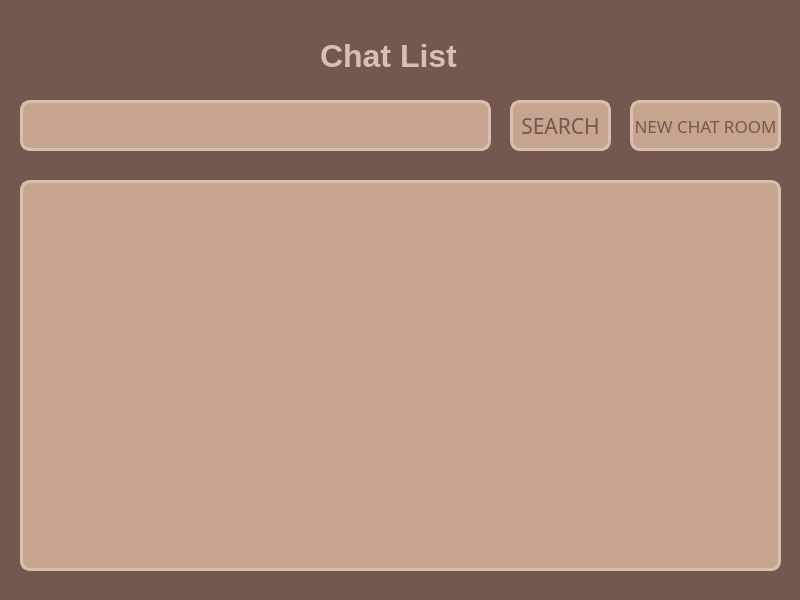
Above: ClientApp/chatlistwidget.ui from hyeonjeong1234/qt-chat-project before the change. Below: the same form after it.
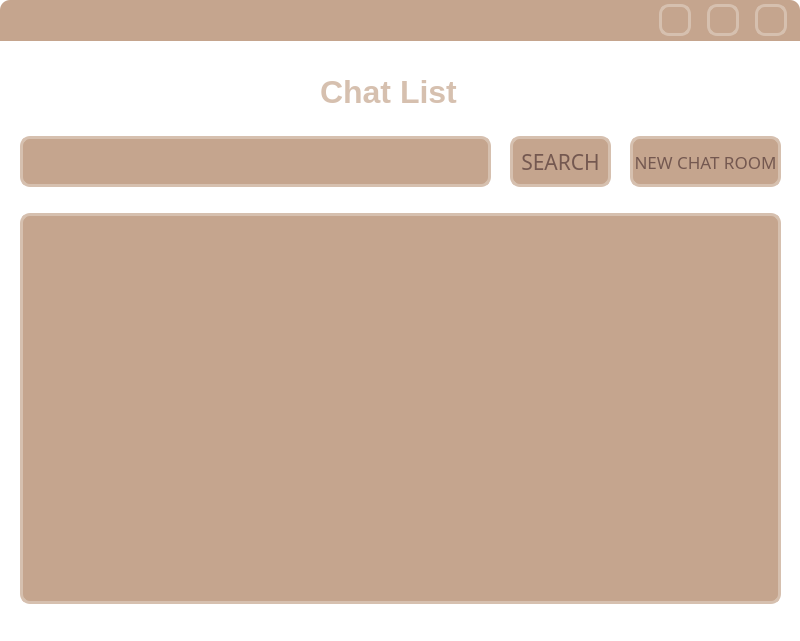
That is the form after the change.

Diff of the .ui file:
```diff
--- a/ClientApp/chatlistwidget.ui
+++ b/ClientApp/chatlistwidget.ui
@@ -7,20 +7,20 @@
     <x>0</x>
     <y>0</y>
     <width>800</width>
-    <height>600</height>
+    <height>641</height>
    </rect>
   </property>
   <property name="windowTitle">
    <string>Form</string>
   </property>
   <property name="styleSheet">
-   <string notr="true">background-color: rgb(116, 88, 80);</string>
+   <string notr="true">background-color: transparent;</string>
   </property>
   <widget class="QLineEdit" name="lineEdit_3">
    <property name="geometry">
     <rect>
      <x>20</x>
-     <y>100</y>
+     <y>136</y>
      <width>471</width>
      <height>51</height>
     </rect>
@@ -46,7 +46,7 @@
    <property name="geometry">
     <rect>
      <x>510</x>
-     <y>100</y>
+     <y>136</y>
      <width>101</width>
      <height>51</height>
     </rect>
@@ -101,37 +101,11 @@
     <string>SEARCH</string>
    </property>
   </widget>
-  <widget class="QListWidget" name="listWidget">
-   <property name="geometry">
-    <rect>
-     <x>20</x>
-     <y>180</y>
-     <width>761</width>
-     <height>391</height>
-    </rect>
-   </property>
-   <property name="font">
-    <font>
-     <family>Ubuntu</family>
-     <pointsize>20</pointsize>
-     <weight>75</weight>
-     <bold>true</bold>
-    </font>
-   </property>
-   <property name="styleSheet">
-    <string notr="true">color: rgb(116, 88, 80);
-border-style: solid;
-border-width: 3px;
-border-color:rgb(214, 192, 175);
-border-radius: 10;
-background-color: rgb(197, 165, 142);</string>
-   </property>
-  </widget>
   <widget class="QLabel" name="label">
    <property name="geometry">
     <rect>
      <x>320</x>
-     <y>20</y>
+     <y>56</y>
      <width>141</width>
      <height>71</height>
     </rect>
@@ -156,7 +130,7 @@
    <property name="geometry">
     <rect>
      <x>630</x>
-     <y>100</y>
+     <y>136</y>
      <width>151</width>
      <height>51</height>
     </rect>
@@ -211,6 +185,287 @@
     <string>NEW CHAT ROOM</string>
    </property>
   </widget>
+  <widget class="QPushButton" name="pushButton_5">
+   <property name="geometry">
+    <rect>
+     <x>659</x>
+     <y>4</y>
+     <width>32</width>
+     <height>32</height>
+    </rect>
+   </property>
+   <property name="font">
+    <font>
+     <family>BM JUA_TTF</family>
+     <pointsize>16</pointsize>
+     <weight>50</weight>
+     <italic>false</italic>
+     <bold>false</bold>
+    </font>
+   </property>
+   <property name="styleSheet">
+    <string notr="true">QPushButton{
+	font: 16pt &quot;BM JUA_TTF&quot;;
+	background-color: rgb(197, 165, 142);
+	border: none;
+	border-radius:10px;
+	
+	color: rgb(116, 88, 80);
+	
+    border-left: 3px solid rgb(214, 192, 175);
+	border-right: 3px solid rgb(214, 192, 175);
+	border-bottom: 3px solid rgb(214, 192, 175);
+	border-top: 3px solid rgb(214, 192, 175);
+
+}
+
+QPushButton:hover{
+	background-color: rgb(197, 165, 142);
+	
+	color: rgb(214, 192, 175);
+	
+    border-left: 3px solid rgb(214, 192, 175);
+	border-right: 3px solid rgb(214, 192, 175);
+	border-bottom: 3px solid rgb(214, 192, 175);
+	border-top: 3px solid rgb(214, 192, 175);
+
+}
+QPushButton:pressed{
+	color: rgb(214, 192, 175);
+	background-color:  rgb(116, 88, 80);
+	border-top: 3px solid rgb(214, 192, 175);
+	border-left: 3px solid rgb(214, 192, 175);
+	border-right: 3px solid rgb(214, 192, 175);
+	border-bottom: 3px solid rgb(214, 192, 175);
+
+}</string>
+   </property>
+   <property name="text">
+    <string/>
+   </property>
+  </widget>
+  <widget class="QPushButton" name="pushButton_4">
+   <property name="geometry">
+    <rect>
+     <x>707</x>
+     <y>4</y>
+     <width>32</width>
+     <height>32</height>
+    </rect>
+   </property>
+   <property name="font">
+    <font>
+     <family>BM JUA_TTF</family>
+     <pointsize>16</pointsize>
+     <weight>50</weight>
+     <italic>false</italic>
+     <bold>false</bold>
+    </font>
+   </property>
+   <property name="styleSheet">
+    <string notr="true">QPushButton{
+	font: 16pt &quot;BM JUA_TTF&quot;;
+	background-color: rgb(197, 165, 142);
+	border: none;
+	border-radius:10px;
+	
+	color: rgb(116, 88, 80);
+	
+    border-left: 3px solid rgb(214, 192, 175);
+	border-right: 3px solid rgb(214, 192, 175);
+	border-bottom: 3px solid rgb(214, 192, 175);
+	border-top: 3px solid rgb(214, 192, 175);
+
+}
+
+QPushButton:hover{
+	background-color: rgb(197, 165, 142);
+	
+	color: rgb(214, 192, 175);
+	
+    border-left: 3px solid rgb(214, 192, 175);
+	border-right: 3px solid rgb(214, 192, 175);
+	border-bottom: 3px solid rgb(214, 192, 175);
+	border-top: 3px solid rgb(214, 192, 175);
+
+}
+QPushButton:pressed{
+	color: rgb(214, 192, 175);
+	background-color:  rgb(116, 88, 80);
+	border-top: 3px solid rgb(214, 192, 175);
+	border-left: 3px solid rgb(214, 192, 175);
+	border-right: 3px solid rgb(214, 192, 175);
+	border-bottom: 3px solid rgb(214, 192, 175);
+
+}</string>
+   </property>
+   <property name="text">
+    <string/>
+   </property>
+  </widget>
+  <widget class="QLabel" name="label_2">
+   <property name="geometry">
+    <rect>
+     <x>0</x>
+     <y>0</y>
+     <width>800</width>
+     <height>41</height>
+    </rect>
+   </property>
+   <property name="font">
+    <font>
+     <family>BM JUA_TTF</family>
+     <pointsize>14</pointsize>
+     <weight>75</weight>
+     <bold>true</bold>
+    </font>
+   </property>
+   <property name="styleSheet">
+    <string notr="true">color:rgba(170,170,170,255);
+background-color: rgb(197, 165, 142);
+border-top-left-radius: 10px;
+border-top-right-radius: 10px;</string>
+   </property>
+   <property name="text">
+    <string/>
+   </property>
+  </widget>
+  <widget class="QPushButton" name="pushButton_2">
+   <property name="geometry">
+    <rect>
+     <x>755</x>
+     <y>4</y>
+     <width>32</width>
+     <height>32</height>
+    </rect>
+   </property>
+   <property name="font">
+    <font>
+     <family>BM JUA_TTF</family>
+     <pointsize>16</pointsize>
+     <weight>50</weight>
+     <italic>false</italic>
+     <bold>false</bold>
+    </font>
+   </property>
+   <property name="styleSheet">
+    <string notr="true">QPushButton{
+	font: 16pt &quot;BM JUA_TTF&quot;;
+	background-color: rgb(197, 165, 142);
+	border: none;
+	border-radius: 10px;
+	
+	color: rgb(116, 88, 80);
+	
+    border-left: 3px solid rgb(214, 192, 175);
+	border-right: 3px solid rgb(214, 192, 175);
+	border-bottom: 3px solid rgb(214, 192, 175);
+	border-top: 3px solid rgb(214, 192, 175);
+
+}
+
+QPushButton:hover{
+	background-color: rgb(197, 165, 142);
+	
+	color: rgb(214, 192, 175);
+	
+    border-left: 3px solid rgb(214, 192, 175);
+	border-right: 3px solid rgb(214, 192, 175);
+	border-bottom: 3px solid rgb(214, 192, 175);
+	border-top: 3px solid rgb(214, 192, 175);
+
+}
+QPushButton:pressed{
+	color: rgb(214, 192, 175);
+	background-color:  rgb(116, 88, 80);
+	border-top: 3px solid rgb(214, 192, 175);
+	border-left: 3px solid rgb(214, 192, 175);
+	border-right: 3px solid rgb(214, 192, 175);
+	border-bottom: 3px solid rgb(214, 192, 175);
+
+}</string>
+   </property>
+   <property name="text">
+    <string/>
+   </property>
+  </widget>
+  <widget class="QListWidget" name="listWidget">
+   <property name="geometry">
+    <rect>
+     <x>20</x>
+     <y>213</y>
+     <width>761</width>
+     <height>391</height>
+    </rect>
+   </property>
+   <property name="font">
+    <font>
+     <family>BM JUA_TTF</family>
+     <pointsize>24</pointsize>
+    </font>
+   </property>
+   <property name="styleSheet">
+    <string notr="true">QListView {
+    color: rgb(116, 88, 80);
+	border-style: solid;
+	border-width: 3px;
+	border-color:rgb(214, 192, 175);
+	border-radius: 10;
+	background-color: rgb(197, 165, 142);
+ 	show-decoration-selected: 1; 
+	
+}
+
+QListView::item:alternate {
+   
+	    color:rgb(214, 192, 175);
+	background-color:rgb(255, 0, 0);
+border-width: 3px;
+	border-color:rgb(172, 137, 116);
+	border-radius: 5;
+}
+
+QListView::item:selected {
+    color:rgb(214, 192, 175);
+	background-color:rgb(255, 162, 0);
+	border-radius: 10px;
+}
+
+QListView::item:selected:!active {
+	  color:rgb(214, 192, 175);
+	background-color:rgb(116, 88, 80);
+border-width: 3px;
+	border-color:rgb(214, 192, 175);
+	border-radius: 5;
+}
+
+QListView::item:selected:active {
+    color:rgb(116, 88, 80);
+	background-color:rgb(214, 192, 175);
+border-width: 3px;
+	border-color:rgb(172, 137, 116);
+	border-radius: 5;
+
+}
+
+QListView::item:hover {
+    color: rgb(214, 192, 175);
+	background-color: transparent;
+	border-width: 3px;
+	border-color:rgb(172, 137, 116);
+	border-radius: 5;
+}</string>
+   </property>
+  </widget>
+  <zorder>label_2</zorder>
+  <zorder>lineEdit_3</zorder>
+  <zorder>pushButton_3</zorder>
+  <zorder>label</zorder>
+  <zorder>pushButton</zorder>
+  <zorder>pushButton_5</zorder>
+  <zorder>pushButton_4</zorder>
+  <zorder>pushButton_2</zorder>
+  <zorder>listWidget</zorder>
  </widget>
  <resources/>
  <connections/>
```
Left out of the diff: 19 changed lines with no effect on the pictures.
